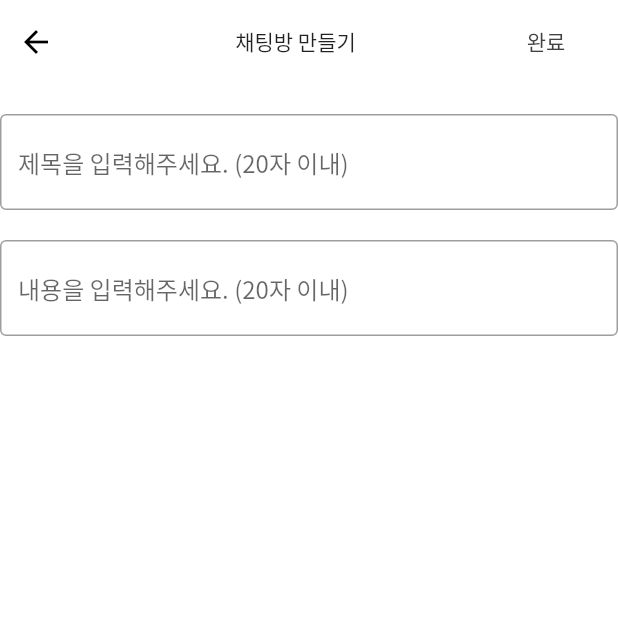
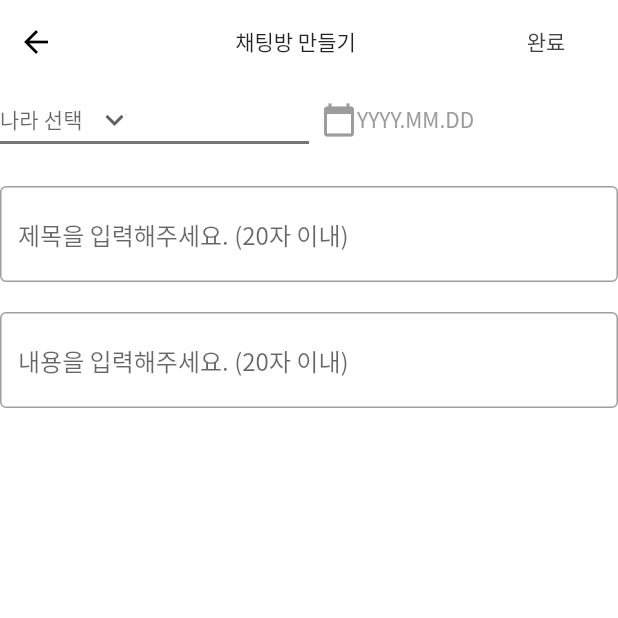
Before and after one commit to jihun-bang/project-donghaeng, a Flutter app: the ChatRoomPostView screen opened by its route, on a phone screen of 412 x 824 dp, the top half of it. Run offline on Flutter 3.47's test engine with Material 2 defaults, Android fonts, the phone set to English and light mode, and no system bars; our stand-ins replace cached_network_image, cloud_firestore, firebase_auth, firebase_core, firebase_database, firebase_storage and 8 more; missing offline and left inert: flutterfire_ui; accounts and stored records are empty.

Commit message:
[Chat] 채팅방 만들기-2 view

```diff
--- a/lib/view/chat_room_post_view.dart
+++ b/lib/view/chat_room_post_view.dart
@@ -1,3 +1,4 @@
+import 'package:donghaeng/view/theme/color.dart';
 import 'package:flutter/material.dart';
 
 class ChatRoomPostView extends StatefulWidget {
@@ -7,7 +8,12 @@ class ChatRoomPostView extends StatefulWidget {
   State<ChatRoomPostView> createState() => _ChatRoomPostView();
 }
 
+const List<String> countries = <String>['영국', '프라하', '크로아티아'];
+
 class _ChatRoomPostView extends State<ChatRoomPostView> {
+  String? country;
+  DateTimeRange? travelDate;
+
   @override
   Widget build(BuildContext context) {
     return _view;
@@ -51,23 +57,108 @@ class _ChatRoomPostView extends State<ChatRoomPostView> {
       );
 
   Widget get _body => Column(
-        children: const <Widget>[
-          SizedBox(
+        children: <Widget>[
+          Row(
+            crossAxisAlignment: CrossAxisAlignment.start,
+            children: [
+              _countryDropdownButton,
+              _travelDatePicker,
+            ],
+          ),
+          const SizedBox(
             height: 20,
           ),
-          TextField(
+          const TextField(
               decoration: InputDecoration(
             border: OutlineInputBorder(),
             hintText: "제목을 입력해주세요. (20자 이내)",
           )),
-          SizedBox(
+          const SizedBox(
             height: 20,
           ),
-          TextField(
+          const TextField(
               decoration: InputDecoration(
             border: OutlineInputBorder(),
             hintText: "내용을 입력해주세요. (20자 이내)",
           )),
         ],
       );
+
+  void showDateRangePickerPop() async {
+    DateTimeRange? result = await showDateRangePicker(
+      context: context,
+      firstDate: DateTime.now(),
+      lastDate: DateTime(2023),
+      saveText: '완료',
+      builder: (BuildContext context, Widget? child) {
+        return Column(children: [
+          ConstrainedBox(
+            constraints:
+                const BoxConstraints(maxWidth: 500.0, maxHeight: 600.0),
+            child: Theme(data: ThemeData.light(), child: child!),
+          ),
+        ]);
+      },
+    );
+
+    if (result != null) {
+      setState(() {
+        travelDate = result;
+      });
+    }
+  }
+
+  String getTravelDateString(DateTimeRange? dateTimeRange) {
+    if (dateTimeRange == null) {
+      return 'YYYY.MM.DD';
+    }
+
+    return '${dateTimeRange.start.toString().split(' ')[0]} - ${dateTimeRange.end.toString().split(' ')[0]}';
+  }
+
+  Widget get _travelDatePicker => Expanded(
+        child: TextButton(
+            onPressed: () {
+              showDateRangePickerPop();
+            },
+            child: Center(
+                child: Row(children: <Widget>[
+              Icon(
+                Icons.calendar_today,
+                color: MyColors.grey_1,
+              ),
+              Center(
+                child: Text(
+                  getTravelDateString(travelDate),
+                  style: TextStyle(color: MyColors.grey_1),
+                ),
+              )
+            ]))),
+      );
+
+  Widget get _countryDropdownButton => Expanded(
+        child: DropdownButton<String>(
+          value: country,
+          icon: const Icon(Icons.keyboard_arrow_down),
+          elevation: 16,
+          hint: const Center(child: Text("나라 선택")),
+          style: TextStyle(color: MyColors.grey_1),
+          underline: Container(
+            height: 2,
+            color: MyColors.grey_3,
+          ),
+          onChanged: (String? value) {
+            // This is called when the user selects an item.
+            setState(() {
+              country = value!;
+            });
+          },
+          items: countries.map<DropdownMenuItem<String>>((String value) {
+            return DropdownMenuItem<String>(
+              value: value,
+              child: Text(value),
+            );
+          }).toList(),
+        ),
+      );
 }
```
